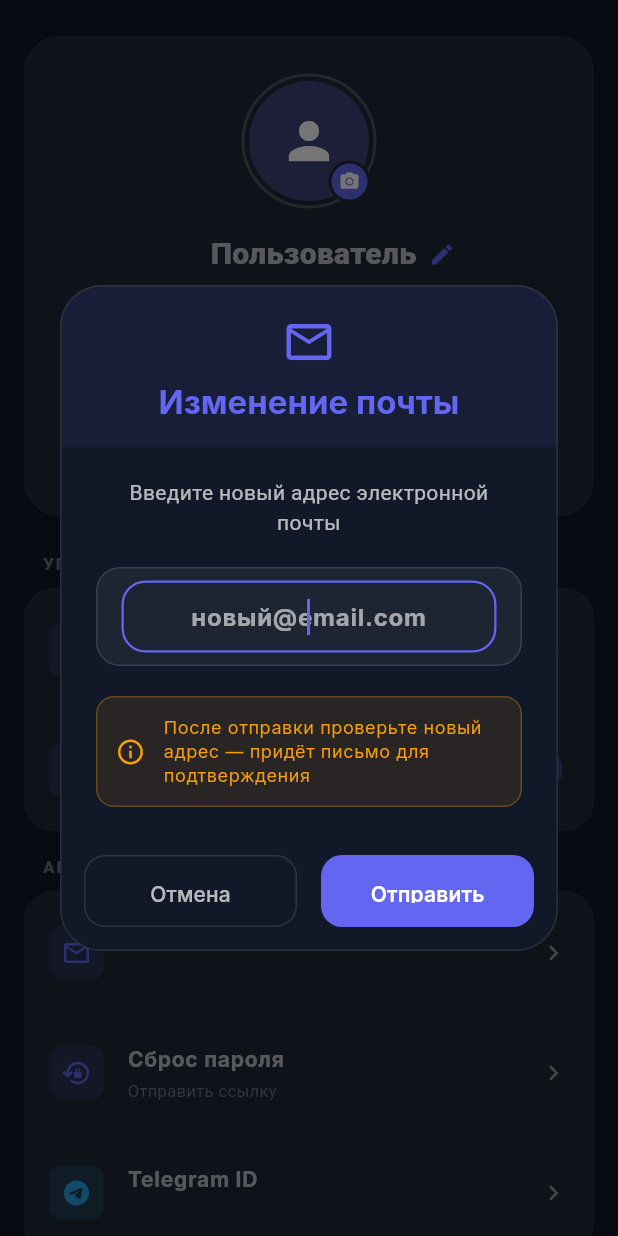
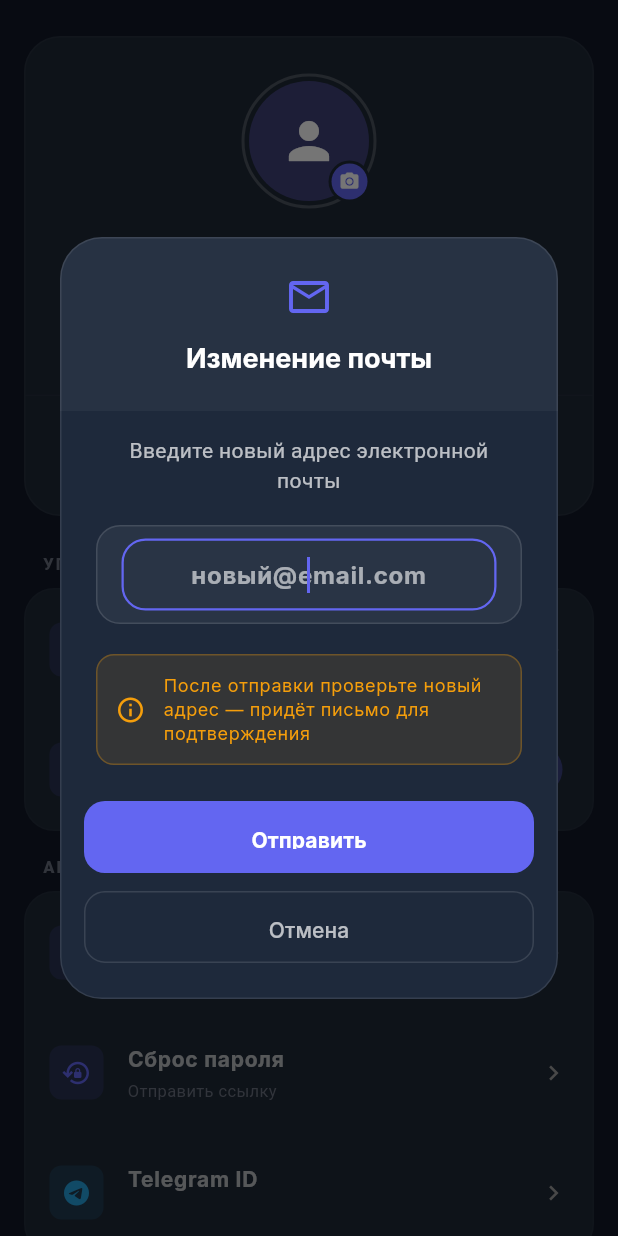
Before and after one commit to skladppo33701-collab/SkladHelper, a Flutter app: the SettingsPage screen opened directly, after a tap on "Почта", on a phone screen of 412 x 824 dp. Run offline on Flutter 3.47's test engine with Material 3 defaults, Android fonts, the phone set to English and light mode, and no system bars; our stand-ins replace cloud_firestore, dio, firebase_auth, firebase_core, flutter_riverpod, flutter_slidable and 5 more; accounts and stored records are empty; network calls fail.

Commit message:
Your descriptive commit message.

```diff
--- /dev/null
+++ b/lib/core/providers/navigation_provider.dart
@@ -0,0 +1,4 @@
+import 'package:flutter_riverpod/legacy.dart';
+
+// Defines the global navigation state
+final navigationIndexProvider = StateProvider<int>((ref) => 0);
--- a/lib/shared/widgets/dialog_utils.dart
+++ b/lib/shared/widgets/dialog_utils.dart
@@ -1,9 +1,9 @@
-// lib/shared/widgets/dialog_utils.dart
 import 'package:flutter/material.dart';
 import 'package:google_fonts/google_fonts.dart';
 import 'package:sklad_helper_33701/core/theme.dart';
 
 class DialogUtils {
+  // --- MAIN DIALOG FUNCTION ---
   static Future<void> showSkladDialog({
     required BuildContext context,
     required String title,
@@ -15,72 +15,66 @@ class DialogUtils {
     VoidCallback? onSecondaryTap,
     bool showWarning = false,
     String? warningText,
-    Color? accentColorOverride, // optional for success dialogs etc.
+    Color? accentColorOverride, // FIXED: Added this parameter
   }) async {
     final proColors = Theme.of(context).extension<SkladColors>()!;
     final theme = Theme.of(context);
     final colors = theme.colorScheme;
     final textTheme = theme.textTheme;
-
-    final accent = accentColorOverride ?? proColors.accentAction;
+    final accentColor = accentColorOverride ?? proColors.accentAction;
 
     return showDialog(
       context: context,
       builder: (context) => AlertDialog(
-        backgroundColor: proColors.surfaceLow, // ← FIXED: use theme value
+        backgroundColor: const Color(0xFF1E293B),
         surfaceTintColor: Colors.transparent,
         shape: RoundedRectangleBorder(
           borderRadius: BorderRadius.circular(28),
-          side: BorderSide(color: colors.outlineVariant.withValues(alpha: 0.5)),
+          side: BorderSide(color: Colors.white.withValues(alpha: 0.1)),
         ),
         titlePadding: EdgeInsets.zero,
-        contentPadding: const EdgeInsets.fromLTRB(24, 20, 24, 24),
+        // FIXED: Using public method with named parameters
         title: buildUnifiedHeader(
           icon: icon,
           title: title,
-          accentColor: accent,
+          color: accentColor,
+          colors: colors,
           textTheme: textTheme,
         ),
-        content: SingleChildScrollView(
-          child: Column(
+        content: Column(
           mainAxisSize: MainAxisSize.min,
-            crossAxisAlignment: CrossAxisAlignment.start,
           children: [
             content,
             if (showWarning) ...[
               const SizedBox(height: 20),
-                _buildWarningBox(
-                  text:
-                      warningText ??
-                      'Если вы не видите письма, обязательно проверьте папку "Спам".',
-                  proColors: proColors,
-                  textTheme: textTheme,
-                ),
+              // FIXED: Using the internal helper
+              _buildWarningBox(proColors, textTheme, warningText),
             ],
           ],
         ),
-        ),
-        actionsPadding: const EdgeInsets.fromLTRB(16, 8, 16, 16),
+        actionsPadding: const EdgeInsets.fromLTRB(16, 0, 16, 24),
         actions: [
-          Row(
-            mainAxisAlignment: MainAxisAlignment.spaceEvenly,
+          Column(
             children: [
-              Expanded(
-                child: buildDialogAction(
-                  text: secondaryButtonText ?? 'Отмена',
-                  onTap: onSecondaryTap ?? () => Navigator.pop(context),
-                  isPrimary: false,
-                ),
-              ),
-              const SizedBox(width: 16),
-              Expanded(
-                child: buildDialogAction(
+              // FIXED: Using public method with named parameters
+              buildDialogAction(
+                context: context,
                 text: primaryButtonText,
                 onTap: onPrimaryTap,
                 isPrimary: true,
-                  color: accent,
+                color: accentColor,
+                colors: colors,
               ),
+              if (secondaryButtonText != null) ...[
+                const SizedBox(height: 12),
+                buildDialogAction(
+                  context: context,
+                  text: secondaryButtonText,
+                  onTap: onSecondaryTap ?? () => Navigator.pop(context),
+                  isPrimary: false,
+                  colors: colors,
                 ),
+              ],
             ],
           ),
         ],
@@ -88,53 +82,87 @@ class DialogUtils {
     );
   }
 
+  // --- PUBLIC HELPER 1: HEADER ---
+  // Renamed from _buildUnifiedHeader to buildUnifiedHeader
   static Widget buildUnifiedHeader({
     required IconData icon,
     required String title,
-    required Color accentColor,
+    required Color color,
+    required ColorScheme colors,
     required TextTheme textTheme,
   }) {
     return Container(
-      padding: const EdgeInsets.fromLTRB(
-        24,
-        20,
-        24,
-        16,
-      ), // ↓ reduced top padding from 32→20
+      padding: const EdgeInsets.symmetric(vertical: 24),
       decoration: BoxDecoration(
-        color: accentColor.withValues(alpha: 0.08),
+        color: colors.onSurface.withValues(alpha: 0.04),
         borderRadius: const BorderRadius.vertical(top: Radius.circular(28)),
       ),
       child: Column(
-        mainAxisSize: MainAxisSize.min,
-        mainAxisAlignment: MainAxisAlignment.center, // center vertically
         children: [
-          Icon(icon, color: accentColor, size: 36), // slightly smaller icon
-          const SizedBox(height: 8), // tight spacing
+          Icon(icon, color: color, size: 32),
+          const SizedBox(height: 12),
           Text(
             title,
-            style:
-                textTheme.titleLarge?.copyWith(
-                  fontWeight: FontWeight.w700,
-                  color: accentColor,
-                ) ??
-                TextStyle(
-                  color: accentColor,
-                  fontSize: 20,
+            style: GoogleFonts.inter(
+              color: Colors.white,
               fontWeight: FontWeight.bold,
+              fontSize: 18,
             ),
-            textAlign: TextAlign.center,
           ),
         ],
       ),
     );
   }
 
-  static Widget _buildWarningBox({
+  // --- PUBLIC HELPER 2: ACTION BUTTON ---
+  // Renamed from _buildDialogAction to buildDialogAction
+  static Widget buildDialogAction({
+    required BuildContext context,
     required String text,
-    required SkladColors proColors,
-    required TextTheme textTheme,
+    required VoidCallback onTap,
+    required bool isPrimary,
+    required ColorScheme colors,
+    Color? color,
   }) {
+    return SizedBox(
+      width: double.infinity,
+      height: 48,
+      child: isPrimary
+          ? ElevatedButton(
+              style: ElevatedButton.styleFrom(
+                backgroundColor: color,
+                foregroundColor: Colors.white,
+                shape: RoundedRectangleBorder(
+                  borderRadius: BorderRadius.circular(14),
+                ),
+                elevation: 0,
+              ),
+              onPressed: onTap,
+              child: Text(
+                text,
+                style: GoogleFonts.inter(fontWeight: FontWeight.bold),
+              ),
+            )
+          : OutlinedButton(
+              style: OutlinedButton.styleFrom(
+                foregroundColor: Colors.white70,
+                shape: RoundedRectangleBorder(
+                  borderRadius: BorderRadius.circular(14),
+                ),
+                side: const BorderSide(color: Colors.white12),
+              ),
+              onPressed: onTap,
+              child: Text(text, style: GoogleFonts.inter()),
+            ),
+    );
+  }
+
+  // --- PRIVATE HELPER: WARNING BOX ---
+  static Widget _buildWarningBox(
+    SkladColors proColors,
+    TextTheme textTheme,
+    String? text,
+  ) {
     return Container(
       padding: const EdgeInsets.all(12),
       decoration: BoxDecoration(
@@ -148,7 +176,7 @@ class DialogUtils {
           const SizedBox(width: 12),
           Expanded(
             child: Text(
-              text,
+              text ?? 'Проверьте папку "Спам", если письмо не пришло.',
               style: textTheme.bodySmall?.copyWith(color: proColors.warning),
             ),
           ),
@@ -156,55 +184,4 @@ class DialogUtils {
       ),
     );
   }
-
-  static Widget buildDialogAction({
-    // ← rename to match what you use
-    required String text,
-    required VoidCallback onTap,
-    required bool isPrimary,
-    Color? color,
-    bool isDestructive = false,
-  }) {
-    final effectiveColor = isDestructive
-        ? Colors.redAccent
-        : (color ?? Colors.blueAccent);
-
-    return SizedBox(
-      width: double.infinity,
-      height: 48,
-      child: isPrimary
-          ? ElevatedButton(
-              onPressed: onTap,
-              style: ElevatedButton.styleFrom(
-                backgroundColor: effectiveColor,
-                foregroundColor: Colors.white,
-                elevation: 0,
-                shape: RoundedRectangleBorder(
-                  borderRadius: BorderRadius.circular(14),
-                ),
-              ),
-              child: Text(
-                text,
-                style: GoogleFonts.inter(fontWeight: FontWeight.w600),
-              ),
-            )
-          : OutlinedButton(
-              onPressed: onTap,
-              style: OutlinedButton.styleFrom(
-                foregroundColor: isDestructive
-                    ? Colors.redAccent
-                    : Colors.white70,
-                side: BorderSide(
-                  color: isDestructive
-                      ? Colors.redAccent.withValues(alpha: 0.5)
-                      : Colors.white12,
-                ),
-                shape: RoundedRectangleBorder(
-                  borderRadius: BorderRadius.circular(14),
-                ),
-              ),
-              child: Text(text, style: GoogleFonts.inter()),
-            ),
-    );
 }
-}
--- a/pubspec.yaml
+++ b/pubspec.yaml
@@ -39,8 +39,8 @@ dependencies:
   # ────────────────────────────────────────────────
   # State Management
   # ────────────────────────────────────────────────
-  flutter_riverpod: ^3.1.0
-
+  flutter_riverpod: ^3.2.0
+  riverpod: ^3.2.0
   # ────────────────────────────────────────────────
   # Firebase (Core + Auth + Storage + Firestore + Analytics)
   # ────────────────────────────────────────────────
```
Also changed, not shown: lib/features/dashboard/views/loader_dashboard.dart (+38 -19 lines), lib/features/settings/presentation/settings_page.dart (+8 -3 lines), pubspec.lock. Lines whose indentation alone changed are shown as unchanged.
